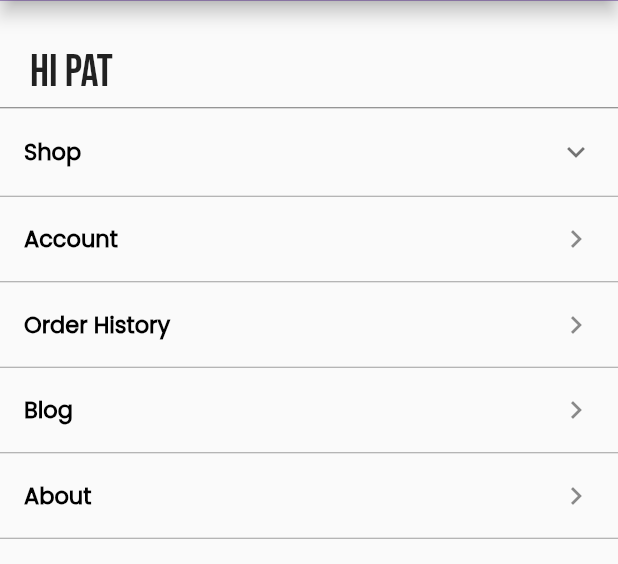
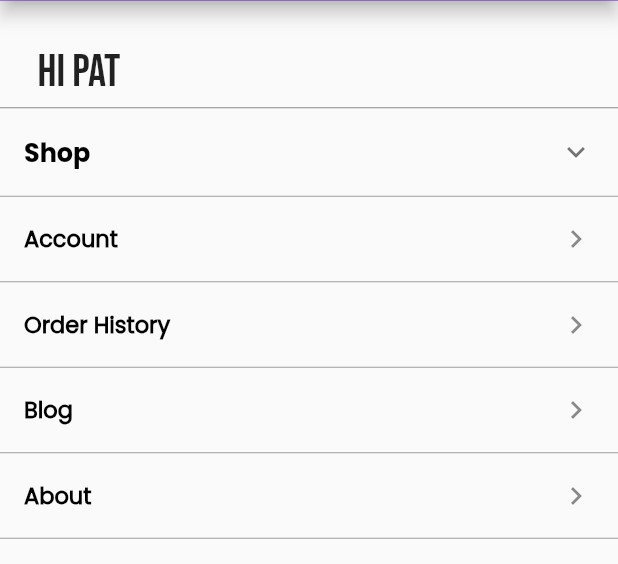
Before and after one commit to venzo-mdu/purplestarmd, a Flutter app: the ProfilePage screen opened directly, on a phone screen of 412 x 824 dp, the part 112-676 px from its top. Run offline on Flutter 3.47's test engine with Material 2 defaults, Android fonts, the phone set to English and light mode, and no system bars; our stand-ins replace youtube_player_flutter.

Commit message:
Fouth commit

```diff
--- a/lib/WelcomeScreen.dart
+++ b/lib/WelcomeScreen.dart
@@ -71,13 +71,13 @@ class WelcomeScreen extends StatelessWidget {
                             ),
                           ),
                           Padding(
-                            padding: EdgeInsets.fromLTRB(35, 30, 35, 10),
+                            padding: EdgeInsets.fromLTRB(35, 30, 50, 10),
                             child: Text(
                               'You must be at least 21 years of age to view this app.',
                               style: TextStyle(
                                   fontFamily: 'Poppins-Bold',
                                   color: mDark,
-                                  fontSize: 20,
+                                  fontSize: 17,
                                   // letterSpacing: .25,
                                   fontWeight: FontWeight.bold),
                             ),
--- a/lib/screens/profile/ProfilePage.dart
+++ b/lib/screens/profile/ProfilePage.dart
@@ -36,14 +36,14 @@ class _ProfilePageState extends State<ProfilePage> {
           crossAxisAlignment: CrossAxisAlignment.start,
           children: [
             Padding(
-              padding: EdgeInsets.fromLTRB(20, 30, 0, 5),
+              padding: EdgeInsets.fromLTRB(25, 30, 0, 5),
               child: Text(
                 'Hi Pat',
                 style: TextStyle(fontSize: 30, fontFamily: 'BebasNeue'),
               ),
             ),
             Divider(
-              color: Colors.black54,
+              color: Colors.black45,
               indent: 0,
               height: 1,
             ),
@@ -51,15 +51,15 @@ class _ProfilePageState extends State<ProfilePage> {
               title: Text(
                 'Shop',
                 style: TextStyle(
-                    fontSize: 15,
-                    fontFamily: 'Poppins',
+                    fontSize: 17,
+                    fontFamily: 'Poppins-Bold',
                     color: Colors.black,
                     fontWeight: FontWeight.bold),
               ),
               children: <Widget>[
                 for (var profileShopCategory in profileShop)
                   Padding(
-                    padding: EdgeInsets.fromLTRB(40, 5, 0, 10),
+                    padding: EdgeInsets.fromLTRB(40, 0, 0, 0),
                     child: Column(
                       children: [
                         InkWell(
--- a/pubspec.yaml
+++ b/pubspec.yaml
@@ -23,6 +23,7 @@ dev_dependencies:
     sdk: flutter
 
   flutter_lints: ^2.0.0
+  youtube_player_flutter: ^8.1.0
 
 flutter:
 
```
Also changed, not shown: lib/screens/HomePage.dart (+3 -8 lines), lib/screens/profile/HomeContent.dart (+4 -3 lines), lib/screens/profile/SignIn.dart (+5 -5 lines), lib/screens/profile/YTReview.dart (added, +54 -0 lines), pubspec.lock.
